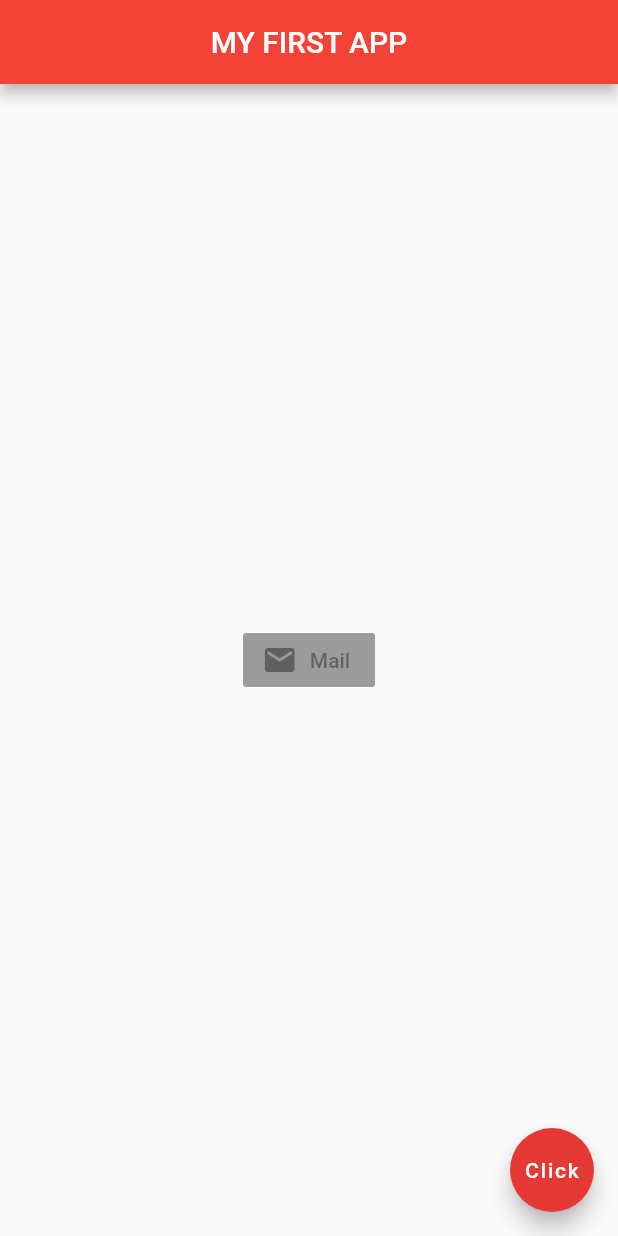
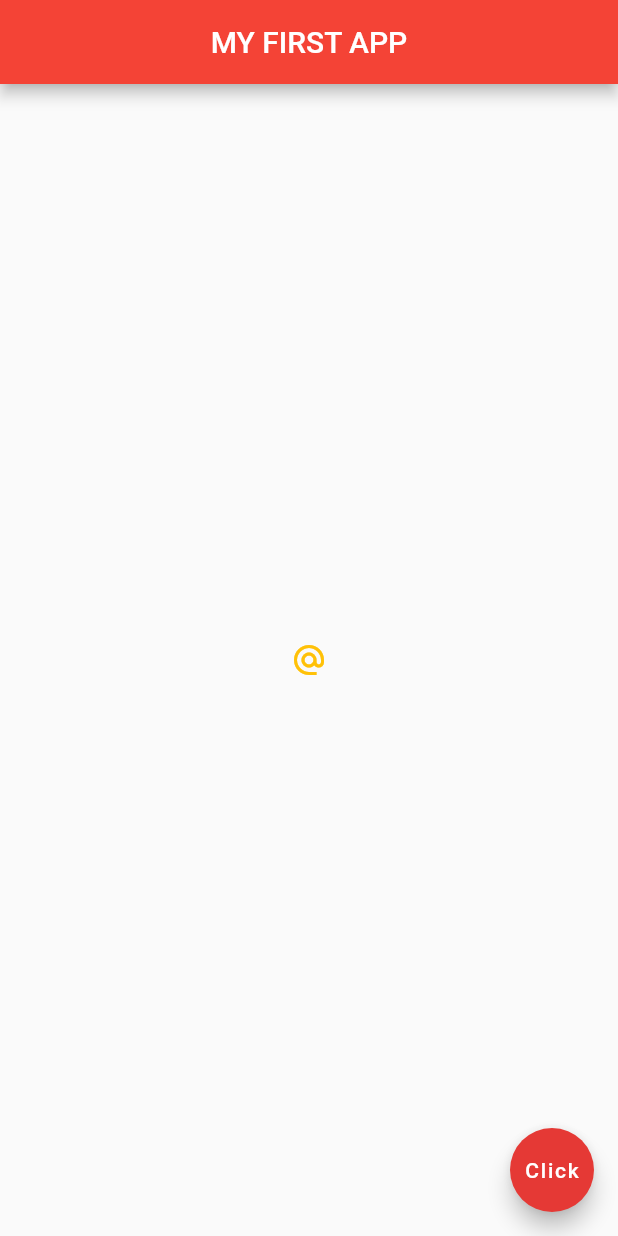
Before and after one commit to Kha3Leng/Flutter-My-first-app, a Flutter app: the screen it shows after launch, on a phone screen of 412 x 824 dp. Run offline on Flutter 3.47's test engine with Material 2 defaults, Android fonts, the phone set to English and light mode, and no system bars.

Commit message:
IconButton

```diff
--- a/lib/main.dart
+++ b/lib/main.dart
@@ -35,12 +35,19 @@ class Home extends StatelessWidget {
 //          child: Text('Click me'),
 //          color: Colors.lightBlue
 //        ),
-        child: RaisedButton.icon(
-            onPressed: null,
-            icon: Icon(
-              Icons.mail,
-            ),
-            label: Text('Mail'))
+//        child: RaisedButton.icon(
+//            onPressed: null,
+//            icon: Icon(
+//              Icons.mail,
+//            ),
+//            label: Text('Mail'))
+        child: IconButton(
+          onPressed: () => print('You clicked me'),
+           icon: Icon(
+             Icons.alternate_email,
+             color: Colors.amber,
+           ),
+        ),
       ),
       floatingActionButton: FloatingActionButton(
         onPressed: () {},
```
